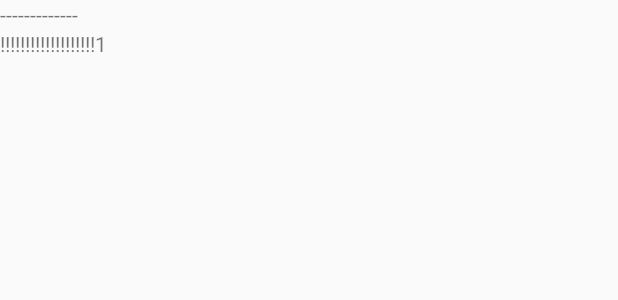
After one commit to REMAR-Project/android-app-v2.0.4, an Android app: the layout fragment_about_us.xml on its own in the app's theme, with its tools: preview values and no code run, on a phone screen of 412 x 824 dp. The commit adds this screen. Shown: the top 300 px of the screen. Run offline under Robolectric (Android 15) with nearby library versions, the phone set to English and light mode, and no system bars.

Commit message:
Added empty fragment for about us

```diff
--- /dev/null
+++ b/app/src/main/res/layout/fragment_about_us.xml
@@ -0,0 +1,25 @@
+<FrameLayout xmlns:android="http://schemas.android.com/apk/res/android"
+    xmlns:tools="http://schemas.android.com/tools"
+    android:layout_width="match_parent"
+    android:layout_height="match_parent"
+    tools:context="com.github.hintofbasil.crabbler.AboutUsFragment">
+
+    <LinearLayout
+        android:layout_height="wrap_content"
+        android:layout_width="wrap_content"
+        android:orientation="vertical">
+
+        <TextView
+            android:id="@+id/title"
+            android:layout_width="wrap_content"
+            android:layout_height="wrap_content"
+            android:text="-------------" />
+        <TextView
+            android:id="@+id/content"
+            android:layout_width="wrap_content"
+            android:layout_height="wrap_content"
+            android:text="!!!!!!!!!!!!!!!!!!!1" />
+
+    </LinearLayout>
+
+</FrameLayout>
```
Also changed, not shown: app/src/main/java/com/github/hintofbasil/crabbler/AboutUs.java (+31 -0 lines), app/src/main/java/com/github/hintofbasil/crabbler/AboutUsFragment.java (added, +98 -0 lines), app/src/main/res/layout/activity_about_us.xml (+12 -3 lines).
